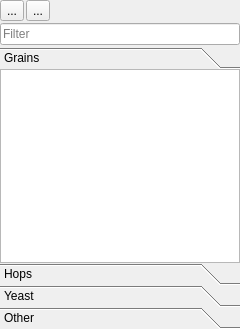
DaneGardner/ThreeBrooks, file Ingredient/IngredientToolbox.ui: the form before one commit.
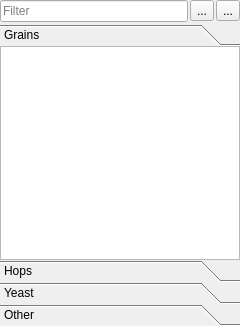
The form after the commit. Icons and pictures are not drawn.

Patch:
```diff
--- a/Ingredient/IngredientToolbox.ui
+++ b/Ingredient/IngredientToolbox.ui
@@ -7,7 +7,7 @@
     <x>0</x>
     <y>0</y>
     <width>240</width>
-    <height>329</height>
+    <height>326</height>
    </rect>
   </property>
   <property name="minimumSize">
@@ -26,16 +26,12 @@
    <item>
     <layout class="QHBoxLayout" name="horizontalLayout">
      <item>
-      <widget class="QToolButton" name="btnRemove">
+      <widget class="QLineEdit" name="txtFilter">
        <property name="toolTip">
         <string>Delete all selected ingredients</string>
        </property>
-       <property name="text">
-        <string>...</string>
-       </property>
-       <property name="icon">
-        <iconset resource="../Resources.qrc">
-         <normaloff>:/ThreeBrooks/Ingredients/remove.svg</normaloff>:/ThreeBrooks/Ingredients/remove.svg</iconset>
+       <property name="placeholderText">
+        <string>Filter</string>
        </property>
       </widget>
      </item>
@@ -54,30 +50,21 @@
       </widget>
      </item>
      <item>
-      <spacer name="horizontalSpacer">
-       <property name="orientation">
-        <enum>Qt::Horizontal</enum>
+      <widget class="QToolButton" name="btnRemove">
+       <property name="toolTip">
+        <string>Delete all selected ingredients</string>
        </property>
-       <property name="sizeHint" stdset="0">
-        <size>
-         <width>40</width>
-         <height>20</height>
-        </size>
+       <property name="text">
+        <string>...</string>
        </property>
-      </spacer>
+       <property name="icon">
+        <iconset resource="../Resources.qrc">
+         <normaloff>:/ThreeBrooks/Ingredients/remove.svg</normaloff>:/ThreeBrooks/Ingredients/remove.svg</iconset>
+       </property>
+      </widget>
      </item>
     </layout>
    </item>
-   <item>
-    <widget class="QLineEdit" name="txtFilter">
-     <property name="toolTip">
-      <string>Search the ingredient lists below</string>
-     </property>
-     <property name="placeholderText">
-      <string>Filter</string>
-     </property>
-    </widget>
-   </item>
    <item>
     <widget class="QToolBox" name="ToolBox">
      <property name="windowTitle">
@@ -92,7 +79,7 @@
         <x>0</x>
         <y>0</y>
         <width>240</width>
-        <height>197</height>
+        <height>216</height>
        </rect>
       </property>
       <property name="dragDropMode">
```
Left out of the diff: 8 changed lines with no effect on the pictures.
